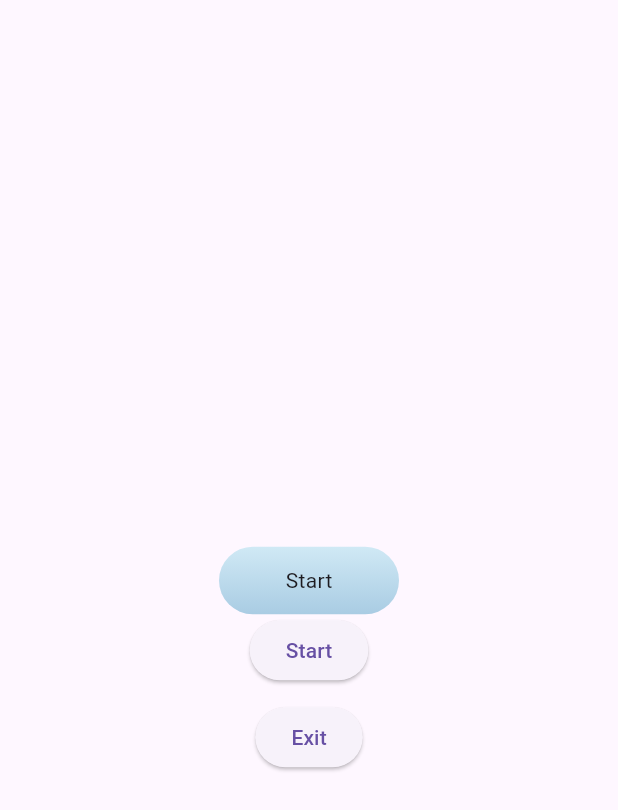
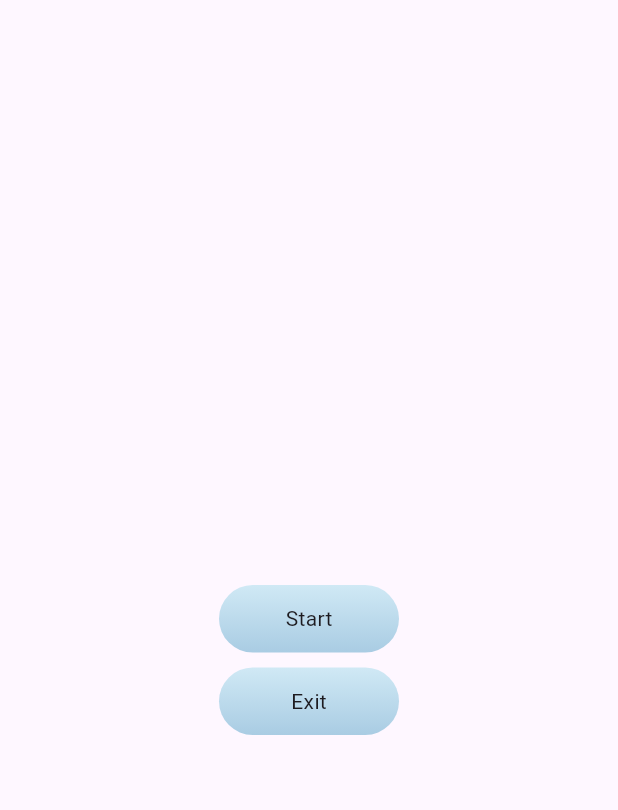
Before and after one commit to AnJasid/game_info, a Flutter app: the screen it shows after launch, on a phone screen of 412 x 824 dp. Shown: the top 810 px of the screen. Run offline on Flutter 3.47's test engine with Material 3 defaults, Android fonts, the phone set to English and light mode, and no system bars; our stand-ins replace flutter_riverpod.

Commit message:
update for home screen: resource button

```diff
--- a/lib/screens/home_screen.dart
+++ b/lib/screens/home_screen.dart
@@ -1,6 +1,7 @@
 import 'package:flutter/material.dart';
 import 'package:flutter/services.dart';
 import 'package:game_info/screens/list_screen.dart';
+import 'package:game_info/utils/button_utils.dart';
 
 class HomeScreen extends StatelessWidget {
   const HomeScreen({super.key});
@@ -35,34 +36,14 @@ class HomeScreen extends StatelessWidget {
             child: Column(
           mainAxisAlignment: MainAxisAlignment.center,
           children: [
-            Container(
-              height: 45,
-              width: 120,
-              decoration: BoxDecoration(
-                borderRadius: BorderRadius.circular(30),
-                gradient: const LinearGradient(
-                  begin: Alignment.topCenter,
-                  end: Alignment.bottomCenter,
-                  colors: [
-                    Color(0xffD0E9F5),
-                    Color(0xffA9CCE3),
-                  ],
-                ),
-              ),
-              child: const Center(
-                child: Text('Start'),
-              ),
-            ),
-            ElevatedButton(
-              onPressed: () {
-                _goToListScreen(context);
-              },
-              child: const Text('Start'),
+            ButtonUtils(
+              onTap: () => _goToListScreen(context),
+              buttonText: 'Start',
             ),
             const SizedBox(height: 10),
-            ElevatedButton(
-              onPressed: _exitApp,
-              child: const Text('Exit'),
+            ButtonUtils(
+              onTap: _exitApp,
+              buttonText: 'Exit',
             ),
           ],
         )),
```
